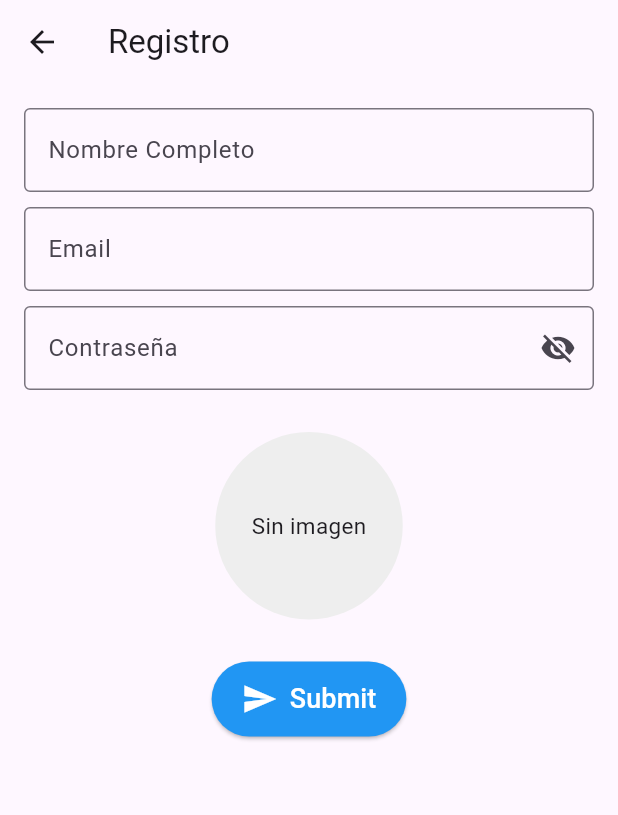
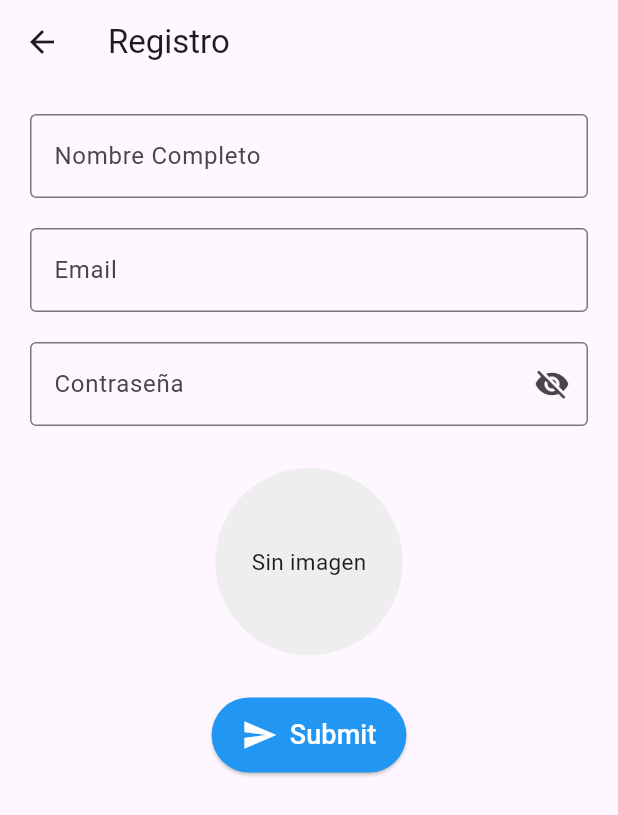
Before and after one commit to SV3xPy/shopping_list_app, a Flutter app: the RegisterScreen screen opened by its route, on a phone screen of 412 x 824 dp. Shown: the top 815 px of the screen. Run offline on Flutter 3.47's test engine with Material 3 defaults, Android fonts, the phone set to English and light mode, and no system bars; our stand-ins replace flutter_signin_button, fluttertoast, image_cropper, image_picker, sqflite; missing offline and left inert: day_night_switcher, splash_view; accounts and stored records are empty.

Commit message:
Correccion usandoSingleChildScrollView

```diff
--- a/lib/screens/login_screen.dart
+++ b/lib/screens/login_screen.dart
@@ -44,7 +44,7 @@ class _nameState extends State<LoginScreen> {
                 decoration: BoxDecoration(
                     color: Colors.white,
                     borderRadius: BorderRadius.circular(20)),
-                height: 155,
+                height: 165,
                 width: MediaQuery.of(context).size.width * .9,
                 child: ListView(
                   shrinkWrap: true,
@@ -68,9 +68,9 @@ class _nameState extends State<LoginScreen> {
             ),
           ),
           Positioned(
-              bottom: 50,
+              bottom: 40,
               child: Container(
-                height: 200,
+                height: 190,
                 width: MediaQuery.of(context).size.width -
                     MediaQuery.of(context).padding.top,
                 child: ListView(shrinkWrap: true, children: [
--- a/lib/screens/register_screen.dart
+++ b/lib/screens/register_screen.dart
@@ -185,7 +185,7 @@ class _RegisterScreenState extends State<RegisterScreen> {
       ),
     );
     const space = SizedBox(
-      height: 10,
+      height: 20,
     );
     return Scaffold(
       appBar: AppBar(
@@ -194,7 +194,8 @@ class _RegisterScreenState extends State<RegisterScreen> {
       body: Form(
         key: _formKey,
         child: Padding(
-          padding: const EdgeInsets.all(16.0),
+          padding: const EdgeInsets.all(20.0),
+          child: SingleChildScrollView(
             child: Column(children: <Widget>[
               txtNombre,
               space,
@@ -225,7 +226,7 @@ class _RegisterScreenState extends State<RegisterScreen> {
                                 )
                               : CircleAvatar(
                                   backgroundImage: FileImage(_image!),
-                                radius: 75.0,
+                                  radius: 45.0,
                                 ),
                         )),
                   ),
@@ -235,6 +236,7 @@ class _RegisterScreenState extends State<RegisterScreen> {
             ]),
           ),
         ),
+      ),
     );
   }
 }
```
Lines whose indentation alone changed are shown as unchanged.
